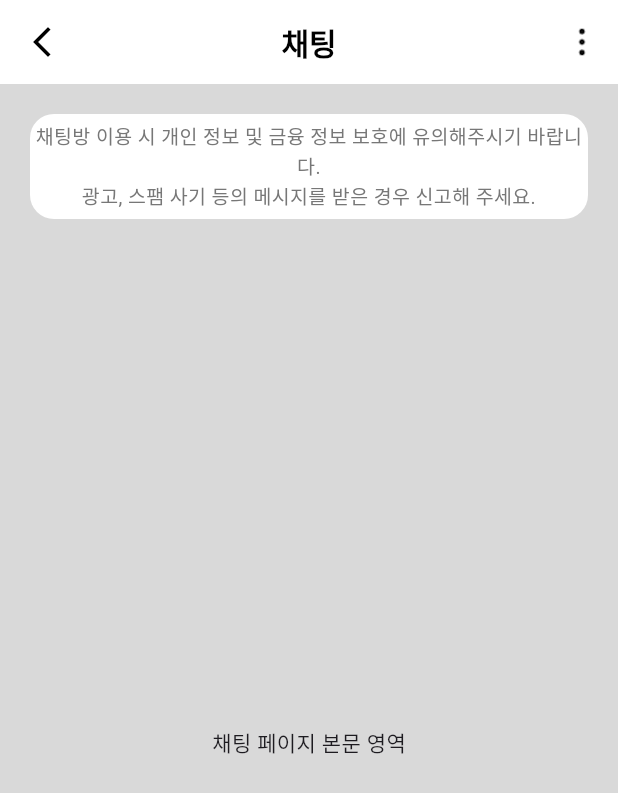
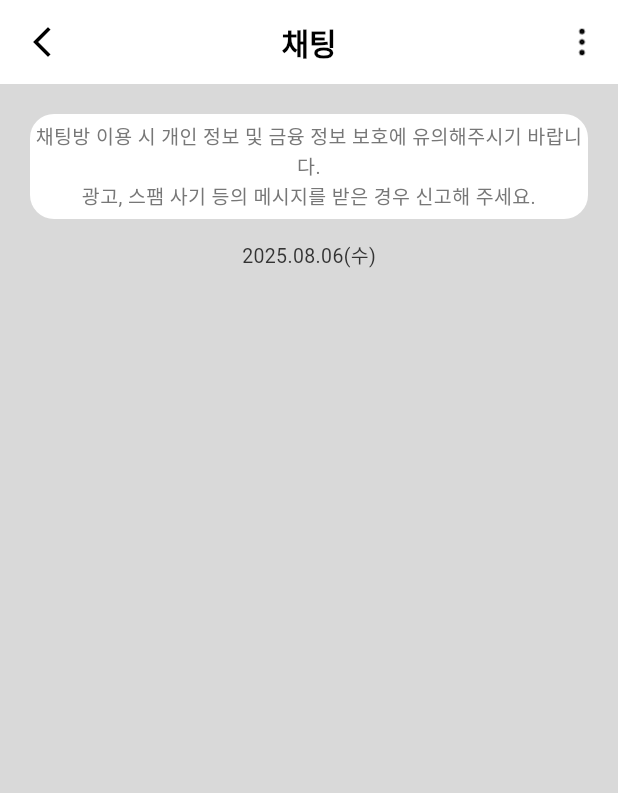
Before and after one commit to oo-Woogi/project_team5_chating_app, a Flutter app: the screen it shows after launch, on a phone screen of 412 x 824 dp. Shown: the top 793 px of the screen. Run offline on Flutter 3.47's test engine with Material 3 defaults, Android fonts, the phone set to English and light mode, and no system bars; Roboto replaces fonts that are missing (Pretendard).

Commit message:
✨ 날짜 표기 박스 추가

```diff
--- a/lib/pages/chating_page/chating_page.dart
+++ b/lib/pages/chating_page/chating_page.dart
@@ -28,20 +28,15 @@ class ChatingPage extends StatelessWidget {
         centerTitle: true,
         actions: [
           IconButton(
-            icon : Image.asset(
-              'assets/images/Frame.png',
-              width: 24,
-              height: 24,
-            ),
-            onPressed: () {
-            },
+            icon: Image.asset('assets/images/Frame.png', width: 24, height: 24),
+            onPressed: () {},
           ),
         ],
       ),
       body: Column(
         children: [
           Padding(
-            padding: EdgeInsets.symmetric(horizontal: 20, vertical: 20),
+            padding: EdgeInsets.only(top: 20, left: 20, right: 20, bottom: 10),
             child: Container(
               height: 70,
               width: double.infinity,
@@ -62,11 +57,24 @@ class ChatingPage extends StatelessWidget {
               ),
             ),
           ),
-          const Expanded(
-            child: Center(
-              child: Text('채팅 페이지 본문 영역'),
+          Center(
+            child: Container(
+              padding: const EdgeInsets.symmetric(horizontal: 18, vertical: 4),
+              decoration: BoxDecoration(
+                color: const Color(0xFFD9D9D9),
+                borderRadius: BorderRadius.circular(12),
+              ),
+              child: const Text(
+                '2025.08.06(수)',
+                style: TextStyle(
+                  fontFamily: 'Pretendard',
+                  fontWeight: FontWeight.w400,
+                  fontSize: 13,
+                  color: Color(0xff333333),
+                ),
+              ),
             ),
-            ),
+          ),
         ],
       ),
     );
```
